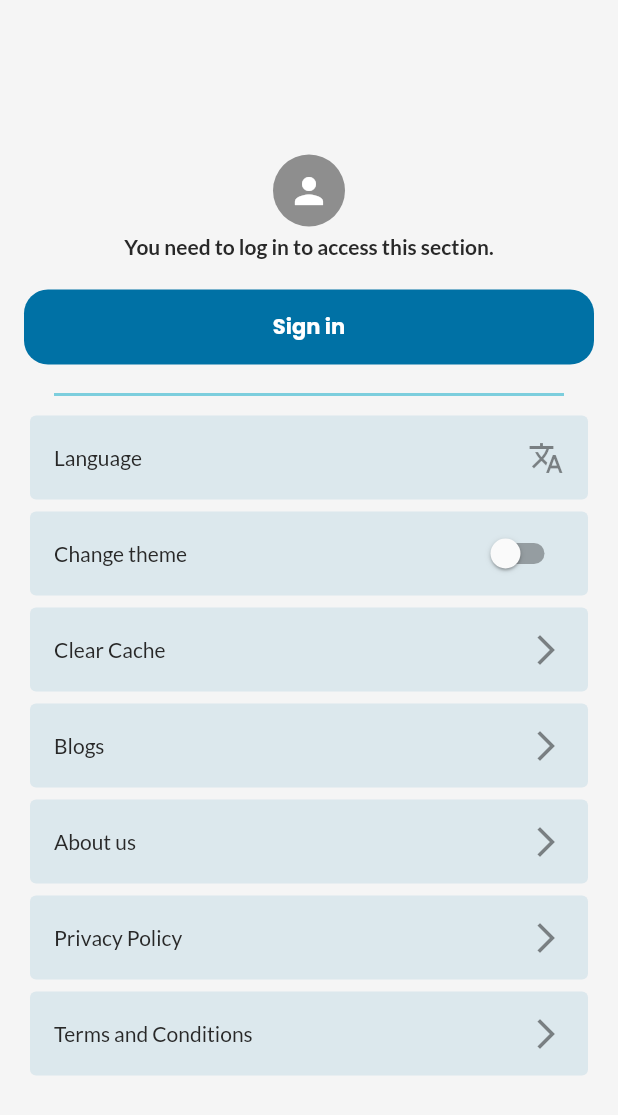
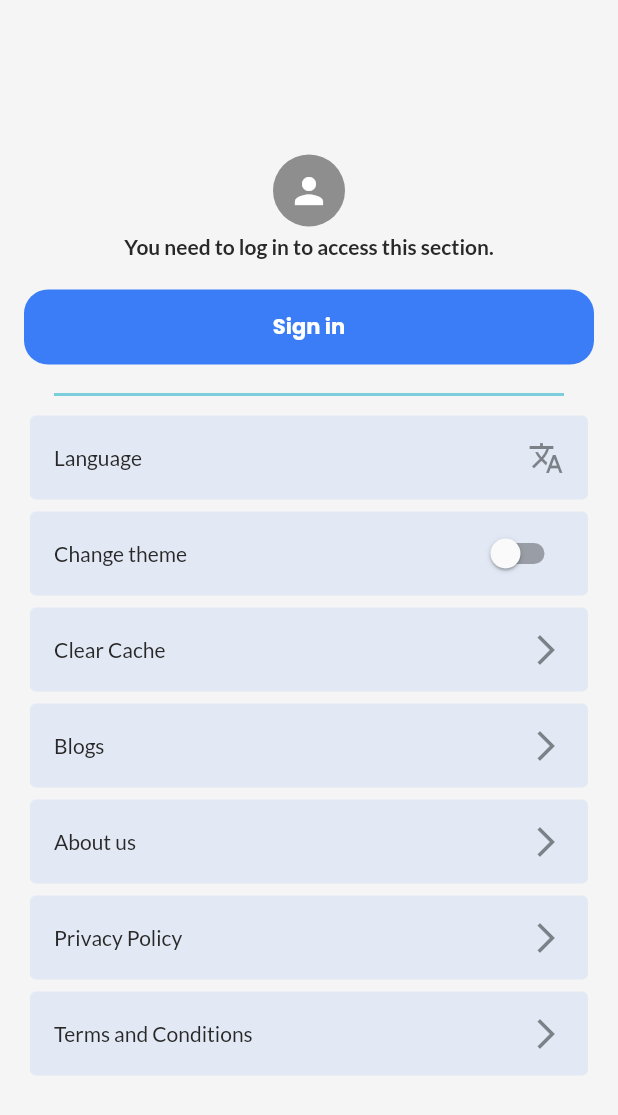
Before and after one commit to revbase28/Marketplace-Tasiwa-Mobile, a Flutter app: the NotLoggedInScreen screen opened directly, on a phone screen of 412 x 824 dp. Shown: the top 1115 px of the screen. Run offline on Flutter 3.47's test engine with Material 2 defaults, Android fonts, the phone set to English and light mode, and no system bars; our stand-ins replace carousel_slider, datetime_picker_formfield, device_info, easy_dynamic_theme, easy_localization, flutter_cache_manager and 18 more; missing offline and left inert: flutter_facebook_auth, flutter_paypal, flutter_paystack, razorpay_flutter, restart_app; accounts and stored records are empty; network calls fail.

Commit message:
Preparing for release - v2.0.2

```diff
--- a/zcart/lib/config/config.dart
+++ b/zcart/lib/config/config.dart
@@ -29,7 +29,7 @@ class MyConfig {
   ///This is your app api url. You must change this url as your own app api url. Currently the app api
   ///url is [https://test.incevio.com/api/]. This is the url that you will use to access the api. Don't ////forget the slash [/] at the end and [https://] at the front.
   ///
-  static const String appApiUrl = 'https://test.incevio.cloud/api/';
+  static const String appApiUrl = 'https://zcart.incevio.com/api/';
 
   ///
 
@@ -37,7 +37,7 @@ class MyConfig {
   /// These are your app colors. You must change this colors as your own app colors.
   ///Only change the hex values of the colors. Format of the color is [#FFFFFF].
   ///
-  static final Color primaryColor = HexColor("#0071A5");
+  static final Color primaryColor = HexColor("#3A7DF7");
   static final Color accentColor = HexColor("#03A8C5");
 
   ///App Gradient Colors
--- a/zcart/lib/main.dart
+++ b/zcart/lib/main.dart
@@ -55,7 +55,6 @@ class MyApp extends StatelessWidget {
   Widget build(BuildContext context) {
     print(ThemeMode.system);
     final _brightness = SchedulerBinding.instance!.window.platformBrightness;
-    print(_brightness);
 
     return MaterialApp(
       supportedLocales: context.supportedLocales,
--- a/zcart/lib/views/screens/tabs/myCart_tab/checkout/payments/paystack_payment.dart
+++ b/zcart/lib/views/screens/tabs/myCart_tab/checkout/payments/paystack_payment.dart
@@ -2,6 +2,7 @@ import 'dart:io';
 import 'package:flutter_riverpod/flutter_riverpod.dart';
 import 'package:flutter/material.dart';
 import 'package:flutter_paystack/flutter_paystack.dart';
+import 'package:nb_utils/nb_utils.dart';
 import 'package:zcart/data/network/api.dart';
 import 'package:zcart/helper/app_images.dart';
 import 'package:zcart/riverpod/providers/provider.dart';
```
